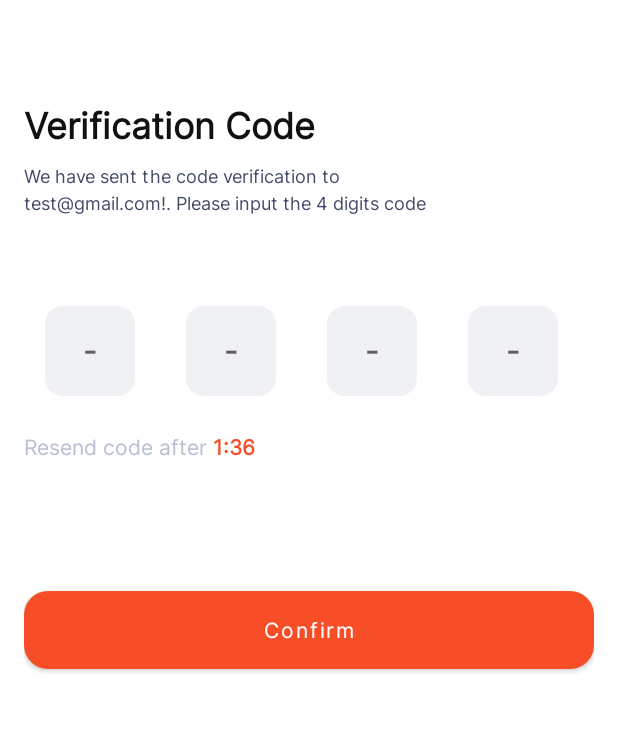
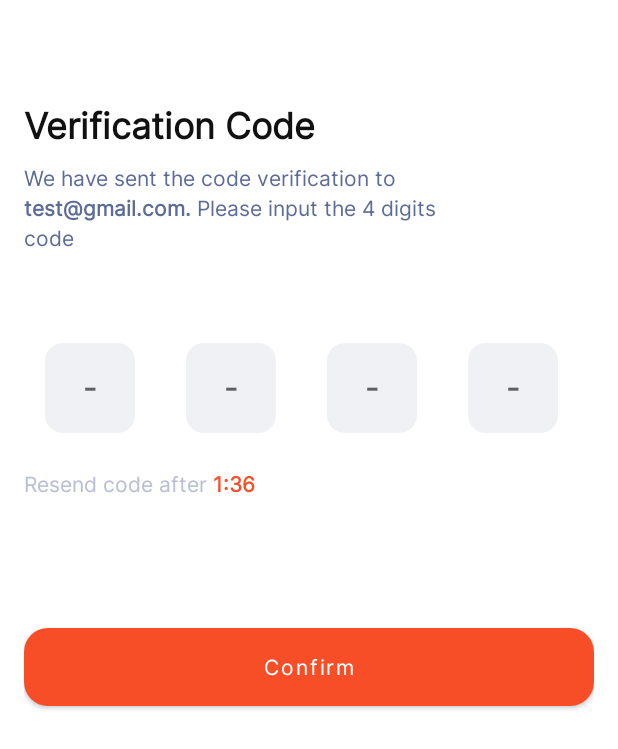
Before and after one commit to SYNRGY-6-TEAM-5/mobile-android, an Android app: the VerificationCodePassFragment screen opened through its navigation route, on a phone screen of 412 x 824 dp. Shown: the top 749 px of the screen. Run offline under Robolectric (Android 15) with nearby library versions, the phone set to English and light mode, and no system bars; libraries missing offline, so code that uses them is left out: www.sanju.motiontoast.

Commit message:
fix: forgot password ui

```diff
--- a/app/src/main/java/com/synrgy/aeroswift/presentation/fragment/forgotpassword/VerificationCodePassFragment.kt
+++ b/app/src/main/java/com/synrgy/aeroswift/presentation/fragment/forgotpassword/VerificationCodePassFragment.kt
@@ -3,6 +3,7 @@ package com.synrgy.aeroswift.presentation.fragment.forgotpassword
 import android.os.Bundle
 import android.os.CountDownTimer
 import android.text.Editable
+import android.text.Html
 import android.text.TextWatcher
 import android.view.LayoutInflater
 import android.view.View
@@ -35,11 +36,11 @@ class VerificationCodePassFragment : Fragment() {
 
         val bundle = requireActivity().intent.extras
 
-        binding.verifDesc.text = getString(
-            R.string.verification_code_desc, bundle?.getString(
-                ForgotPassDialog.KEY_EMAIL_RECOVERY
-            ) ?: "test@gmail.com"
-        )
+        binding.verifDesc.text = Html.fromHtml(getString(
+            R.string.verification_code_desc,
+            "<b>${bundle?.getString(ForgotPassDialog.KEY_EMAIL_RECOVERY)
+                ?: "test@gmail.com"}.</b>"
+        ))
 
         return view
     }
--- a/app/src/main/res/layout/dialog_pass_recovery.xml
+++ b/app/src/main/res/layout/dialog_pass_recovery.xml
@@ -39,7 +39,7 @@
                                     android:layout_width="300dp"
                                     android:layout_height="wrap_content"
                                     android:text="@string/password_recovery_desc"
-                                    android:textColor="@color/gray_700"
+                                    android:textColor="@color/gray_500"
                                     android:layout_marginTop="8dp"
                                     android:layout_marginBottom="50dp"/>
 
--- a/app/src/main/res/layout/fragment_forgot_pass.xml
+++ b/app/src/main/res/layout/fragment_forgot_pass.xml
@@ -39,7 +39,7 @@
                 android:layout_width="300dp"
                 android:layout_height="wrap_content"
                 android:text="@string/choose_verification_desc"
-                android:textColor="@color/gray_700"
+                android:textColor="@color/gray_500"
                 android:layout_marginTop="8dp"
                 android:layout_marginBottom="30dp"/>
 
--- a/app/src/main/res/layout/fragment_new_password.xml
+++ b/app/src/main/res/layout/fragment_new_password.xml
@@ -20,12 +20,12 @@
             android:textColor="@color/base_black" />
 
         <com.google.android.material.textview.MaterialTextView
-            style="@style/TextXS.Regular"
+            style="@style/TextS.Regular"
             android:id="@+id/verif_desc"
             android:layout_width="300dp"
             android:layout_height="wrap_content"
             android:text="@string/used_passwords"
-            android:textColor="@color/gray_700"
+            android:textColor="@color/gray_500"
             android:layout_marginTop="8dp"
             android:layout_marginBottom="30dp"/>
 
--- a/app/src/main/res/layout/fragment_verification_code_pass.xml
+++ b/app/src/main/res/layout/fragment_verification_code_pass.xml
@@ -20,12 +20,12 @@
             android:textColor="@color/base_black"/>
 
         <com.google.android.material.textview.MaterialTextView
-            style="@style/TextXS.Regular"
+            style="@style/TextS.Regular"
             android:id="@+id/verif_desc"
             android:layout_width="300dp"
             android:layout_height="wrap_content"
             android:text="@string/verification_code_desc"
-            android:textColor="@color/gray_700"
+            android:textColor="@color/gray_500"
             android:layout_marginTop="8dp"
             android:layout_marginBottom="30dp"/>
 
--- a/app/src/main/res/values/strings.xml
+++ b/app/src/main/res/values/strings.xml
@@ -12,7 +12,7 @@
     <string name="choose_verification">Choose verification method</string>
     <string name="choose_verification_desc">We`ll send you a verification code to reset your password</string>
     <string name="verification_code">Verification Code</string>
-    <string name="verification_code_desc">We have sent the code verification to %1$s!. Please input the 4 digits code</string>
+    <string name="verification_code_desc">We have sent the code verification to %1$s Please input the 4 digits code</string>
     <string name="resend">Resend</string>
 
     <string name="server_client_id">432632858701-8pjqliu5fet9klpoqoa4o22oni7q700a.apps.googleusercontent.com</string>
```
